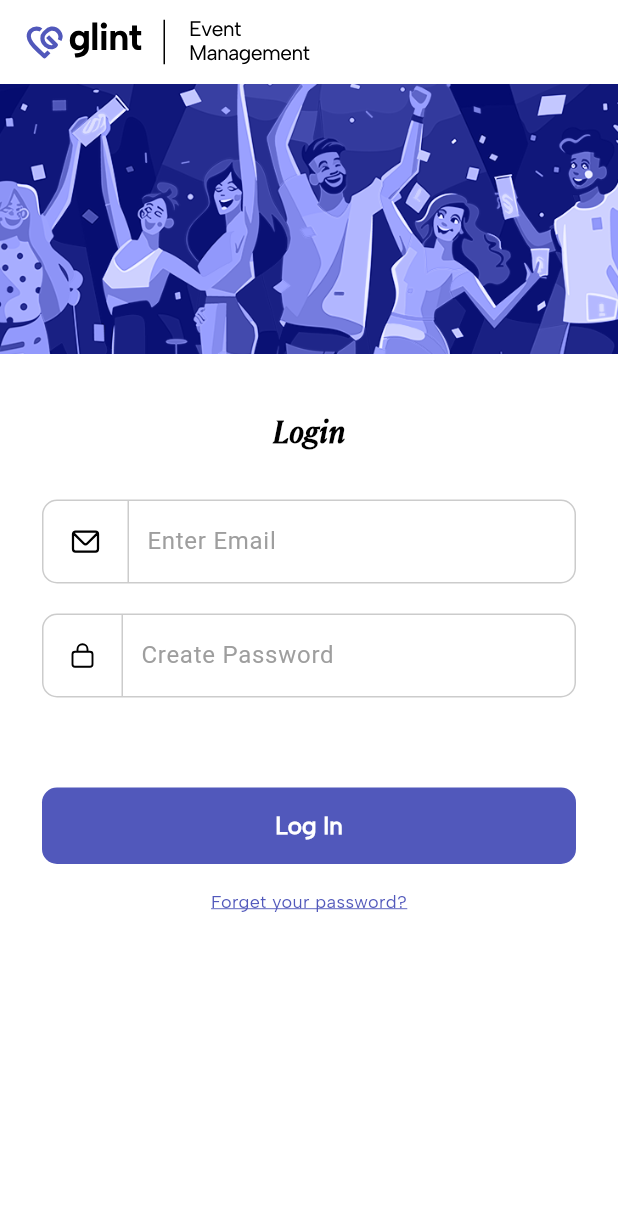
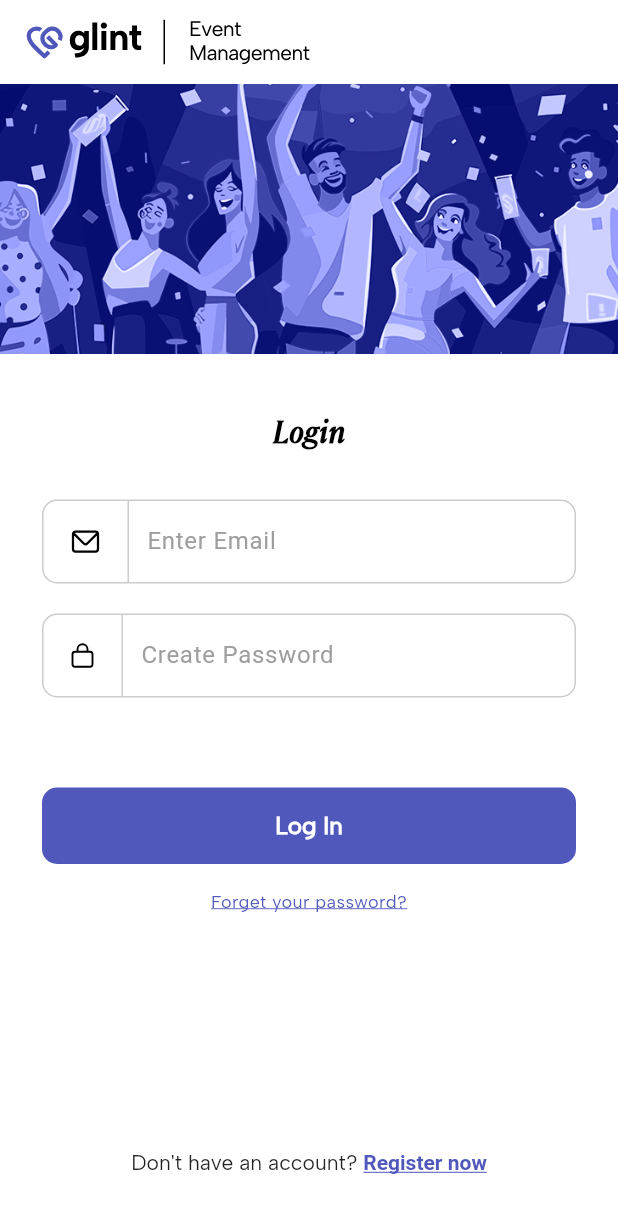
Before and after one commit to bricksbits/glint_frontend, a Flutter app: the screen it shows after launch, on a phone screen of 412 x 824 dp. Shown: the top 1213 px of the screen. Run offline on Flutter 3.47's test engine with Material 3 defaults, Android fonts, the phone set to English and light mode, and no system bars; our stand-ins replace cached_network_image, carousel_slider, dio, dotted_line, floor, flutter_card_swiper and 11 more; missing offline and left inert: bottom_picker, encrypt_shared_preferences, gradient_circular_progress_indicator; accounts and stored records are empty; generated files the repository leaves out were written again; project files that could hold a hidden picture were left out.

Commit message:
minor ui fix

```diff
--- a/lib/features/admin/admin_create_account_screen.dart
+++ b/lib/features/admin/admin_create_account_screen.dart
@@ -1,3 +1,4 @@
+import 'package:flutter/gestures.dart';
 import 'package:flutter/material.dart';
 import 'package:gap/gap.dart';
 import 'package:glint_frontend/design/exports.dart';
@@ -28,7 +29,6 @@ class _AdminCreateAccountScreenState extends State<AdminCreateAccountScreen> {
 
   @override
   Widget build(BuildContext context) {
-    final screenSize = MediaQuery.of(context).size;
     return Scaffold(
       backgroundColor: AppColours.white,
       appBar: const GlintEventAuthAppbar(),
@@ -43,10 +43,11 @@ class _AdminCreateAccountScreenState extends State<AdminCreateAccountScreen> {
             ),
           ),
           const Gap(36.0),
-          Padding(
+          Expanded(
+            child: Padding(
               padding: const EdgeInsets.symmetric(
                 horizontal: 28.0,
-            ),
+              ).copyWith(bottom: 40.0),
               child: Column(
                 children: [
                   Text(
@@ -122,7 +123,35 @@ class _AdminCreateAccountScreenState extends State<AdminCreateAccountScreen> {
                       ),
                     ),
                   ),
+
+                  const Spacer(),
+
+                  // register now text
+                  RichText(
+                    textAlign: TextAlign.center,
+                    text: TextSpan(
+                      style: AppTheme.simpleText,
+                      children: [
+                        const TextSpan(
+                          text: "Don't have an account? ",
+                        ),
+                        TextSpan(
+                          text: "Register now",
+                          style: const TextStyle(
+                            color: AppColours.primaryBlue,
+                            decoration: TextDecoration.underline,
+                            fontWeight: FontWeight.w600,
+                          ),
+                          recognizer: TapGestureRecognizer()
+                            ..onTap = () {
+                              // TODO - Handle Register Now tap
+                            },
+                        ),
                       ],
+                    ),
+                  ),
+                ],
+              ),
             ),
           )
         ],
```
Lines whose indentation alone changed are shown as unchanged.
